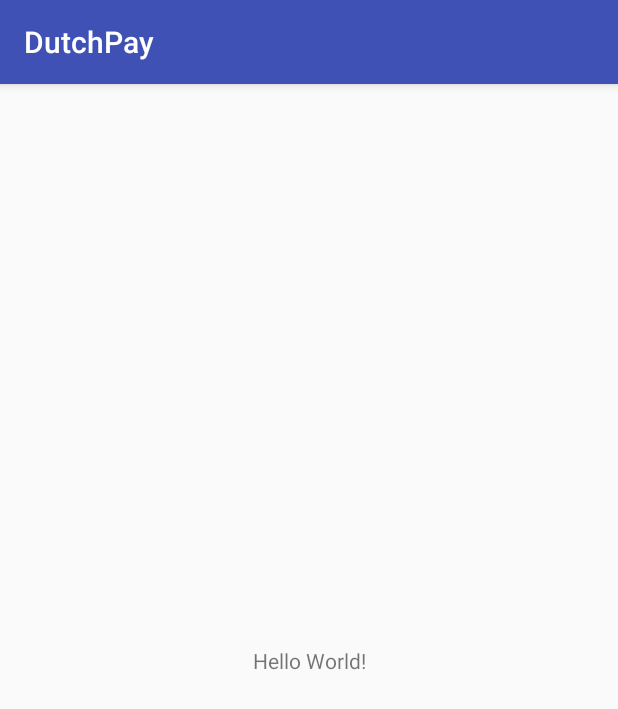
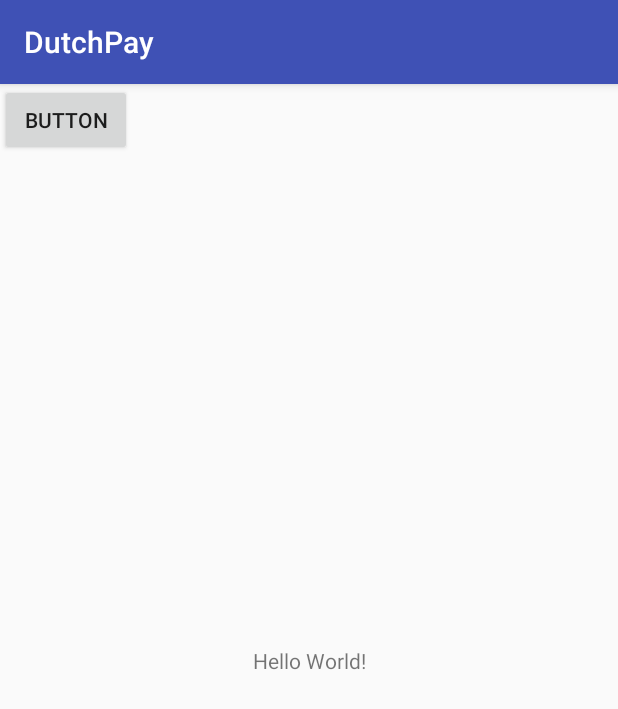
Before and after one commit to dan-choe/mhack, an Android app: the screen it shows after launch (MainActivity), on a phone screen of 412 x 824 dp. Shown: the top 709 px of the screen. Run offline under Robolectric (Android 15) with nearby library versions, the phone set to English and light mode, and no system bars.

```diff
--- a/app/build.gradle
+++ b/app/build.gradle
@@ -28,3 +28,5 @@ dependencies {
     compile 'com.android.support.constraint:constraint-layout:1.0.2'
     testCompile 'junit:junit:4.12'
 }
+
+apply plugin: 'com.google.gms.google-services'
--- a/app/src/main/AndroidManifest.xml
+++ b/app/src/main/AndroidManifest.xml
@@ -16,6 +16,8 @@
                 <category android:name="android.intent.category.LAUNCHER" />
             </intent-filter>
         </activity>
+
+
     </application>
 
 </manifest>
--- a/app/src/main/res/layout/activity_main.xml
+++ b/app/src/main/res/layout/activity_main.xml
@@ -15,4 +15,13 @@
         app:layout_constraintRight_toRightOf="parent"
         app:layout_constraintTop_toTopOf="parent" />
 
+    <Button
+        android:id="@+id/button"
+        android:layout_width="wrap_content"
+        android:layout_height="wrap_content"
+        android:text="Button"
+        tools:layout_editor_absoluteX="147dp"
+        tools:layout_editor_absoluteY="128dp"
+        tools:ignore="HardcodedText,MissingConstraints" />
+
 </android.support.constraint.ConstraintLayout>
--- a/build.gradle
+++ b/build.gradle
@@ -6,7 +6,7 @@ buildscript {
     }
     dependencies {
         classpath 'com.android.tools.build:gradle:2.3.3'
-
+        classpath 'com.google.gms:google-services:3.1.0'
         // NOTE: Do not place your application dependencies here; they belong
         // in the individual module build.gradle files
     }
@@ -15,6 +15,10 @@ buildscript {
 allprojects {
     repositories {
         jcenter()
+
+        maven {
+            url "https://maven.google.com" // Google's Maven repository
+        }
     }
 }
 
```
Also changed, not shown: 1 other file.
